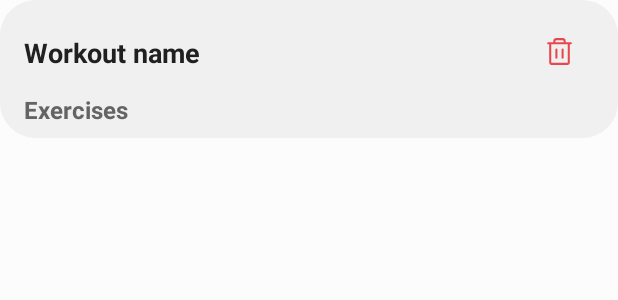
After one commit to eoisaac/wod, an Android app built with Jetpack Compose: the layout workout_list_item.xml on its own in the app's theme, with its tools: preview values and no code run, on a phone screen of 412 x 824 dp. The commit adds this screen. Shown: the top 300 px of the screen. Run offline under Robolectric (Android 15) with nearby library versions, the light colour scheme and no system bars.

Commit message:
feat: display all workouts cards in all workouts fragment

```diff
--- a/app/src/main/java/com/eoisaac/wod/adapters/ExerciseAdapter.kt
+++ b/app/src/main/java/com/eoisaac/wod/adapters/ExerciseAdapter.kt
@@ -8,6 +8,7 @@ import android.widget.TextView
 import androidx.recyclerview.widget.RecyclerView
 import com.eoisaac.wod.R
 import com.eoisaac.wod.database.models.Exercise
+import com.eoisaac.wod.utils.StringContent
 import com.google.android.material.button.MaterialButton
 
 class ExerciseAdapter(private val exercises: MutableList<Exercise>) :
@@ -43,8 +44,10 @@ class ExerciseAdapter(private val exercises: MutableList<Exercise>) :
         val deleteButton: MaterialButton = itemView.findViewById(R.id.delete_exercise_button)
 
         fun bind(exercise: Exercise) {
+            val setsContent = StringContent.StringResource(R.string.exercise_sets_amount, exercise.sets)
+
             nameTextView.text = exercise.name
-            setsTextView.text = exercise.sets.toString()
+            setsTextView.text = setsContent.asString(itemView.context)
         }
     }
 }
--- a/app/src/main/java/com/eoisaac/wod/database/models/Exercise.kt
+++ b/app/src/main/java/com/eoisaac/wod/database/models/Exercise.kt
@@ -14,5 +14,5 @@ data class Exercise(
     @ColumnInfo(name = "sets") val sets: Int,
     @ColumnInfo(name = "completed") val completed: Boolean = false,
 
-    @ColumnInfo(name = "workout_id") val workoutId: Long = 0L,
+    @ColumnInfo(name = "workout_id") var workoutId: Long = 0L,
 )
--- a/app/src/main/java/com/eoisaac/wod/views/NewWorkoutFragment.kt
+++ b/app/src/main/java/com/eoisaac/wod/views/NewWorkoutFragment.kt
@@ -66,7 +66,7 @@ class NewWorkoutFragment : Fragment(), View.OnClickListener {
     }
 
     private fun setupRecyclerView() {
-        exercisesRecyclerView.layoutManager = LinearLayoutManager(requireContext())
+        exercisesRecyclerView.layoutManager = LinearLayoutManager(context) // requireContext()
         val exercisesRecyclerView: RecyclerView = exercisesRecyclerView
 
         exercisesAdapter = ExerciseAdapter(viewModel.getNewWorkoutExercises())
--- a/app/src/main/res/layout/fragment_new_workout.xml
+++ b/app/src/main/res/layout/fragment_new_workout.xml
@@ -222,7 +222,7 @@
         </com.google.android.material.textfield.TextInputLayout>
 
         <LinearLayout
-                android:id="@+id/exercise_list_header"
+                android:id="@+id/exercises_recycler_view_container"
                 android:layout_width="0dp"
                 android:layout_height="0dp"
                 android:orientation="vertical"
--- /dev/null
+++ b/app/src/main/res/layout/workout_list_item.xml
@@ -0,0 +1,58 @@
+<?xml version="1.0" encoding="utf-8"?>
+<com.google.android.material.card.MaterialCardView
+        xmlns:android="http://schemas.android.com/apk/res/android"
+        xmlns:app="http://schemas.android.com/apk/res-auto"
+        style="@style/NoBorderCard"
+        android:layout_width="match_parent"
+        android:layout_height="wrap_content"
+        android:layout_marginBottom="16dp"
+>
+    <androidx.constraintlayout.widget.ConstraintLayout
+            android:layout_width="match_parent"
+            android:layout_height="match_parent"
+            android:paddingVertical="8dp"
+            android:paddingHorizontal="16dp"
+    >
+        <com.google.android.material.textview.MaterialTextView
+                android:id="@+id/workout_name"
+                android:layout_width="0dp"
+                android:layout_height="wrap_content"
+                style="@style/SubtitleTextStyle"
+                android:textSize="18sp"
+                android:text="Workout name"
+                android:layout_marginEnd="24dp"
+                app:layout_constraintStart_toStartOf="parent"
+                app:layout_constraintEnd_toStartOf="@id/delete_workout_button"
+                app:layout_constraintTop_toTopOf="parent"
+                app:layout_constraintBottom_toTopOf="@+id/exercises_label"
+        />
+
+        <com.google.android.material.button.MaterialButton
+                android:id="@+id/delete_workout_button"
+                android:layout_width="wrap_content"
+                android:layout_height="wrap_content"
+                style="@style/DangerIconButtonStyle"
+                android:paddingHorizontal="8dp"
+                app:icon="@drawable/trash"
+                app:iconSize="22dp"
+                app:layout_constraintTop_toTopOf="@id/workout_name"
+                app:layout_constraintStart_toEndOf="@id/workout_name"
+                app:layout_constraintBottom_toBottomOf="@id/workout_name"
+                app:layout_constraintEnd_toEndOf="parent"
+        />
+
+        <com.google.android.material.textview.MaterialTextView
+                android:id="@+id/exercises_label"
+                android:layout_width="0dp"
+                android:layout_height="wrap_content"
+                android:text="@string/exercises"
+                style="@style/BodyTextStyle"
+                android:textStyle="bold"
+                android:layout_marginTop="2dp"
+                app:layout_constraintStart_toStartOf="parent"
+                app:layout_constraintEnd_toEndOf="parent"
+                app:layout_constraintTop_toBottomOf="@id/delete_workout_button"
+        />
+
+    </androidx.constraintlayout.widget.ConstraintLayout>
+</com.google.android.material.card.MaterialCardView>
--- a/app/src/main/res/values/strings.xml
+++ b/app/src/main/res/values/strings.xml
@@ -33,4 +33,5 @@
     <string name="no_week_days_error">Minimum of 1 week day</string>
     <string name="created_workout">Workout created successfully!</string>
     <string name="create_workout_error">Error creating workout</string>
+    <string name="exercise_sets_amount">%d sets</string>
 </resources>
```
Also changed, not shown: app/src/main/java/com/eoisaac/wod/adapters/WorkoutAdapter.kt (added, +45 -0 lines), app/src/main/java/com/eoisaac/wod/database/dao/WorkoutDao.kt (+6 -1 lines), app/src/main/java/com/eoisaac/wod/database/repositories/WorkoutRepository.kt (+6 -1 lines), app/src/main/java/com/eoisaac/wod/viewModels/AllWorkoutsViewModel.kt (+11 -0 lines), app/src/main/java/com/eoisaac/wod/viewModels/NewWorkoutViewModel.kt (+11 -1 lines), app/src/main/java/com/eoisaac/wod/views/AllWorkoutsFragment.kt (+23 -2 lines), app/src/main/res/layout/fragment_all_workouts.xml (+18 -0 lines), 1 other file.
